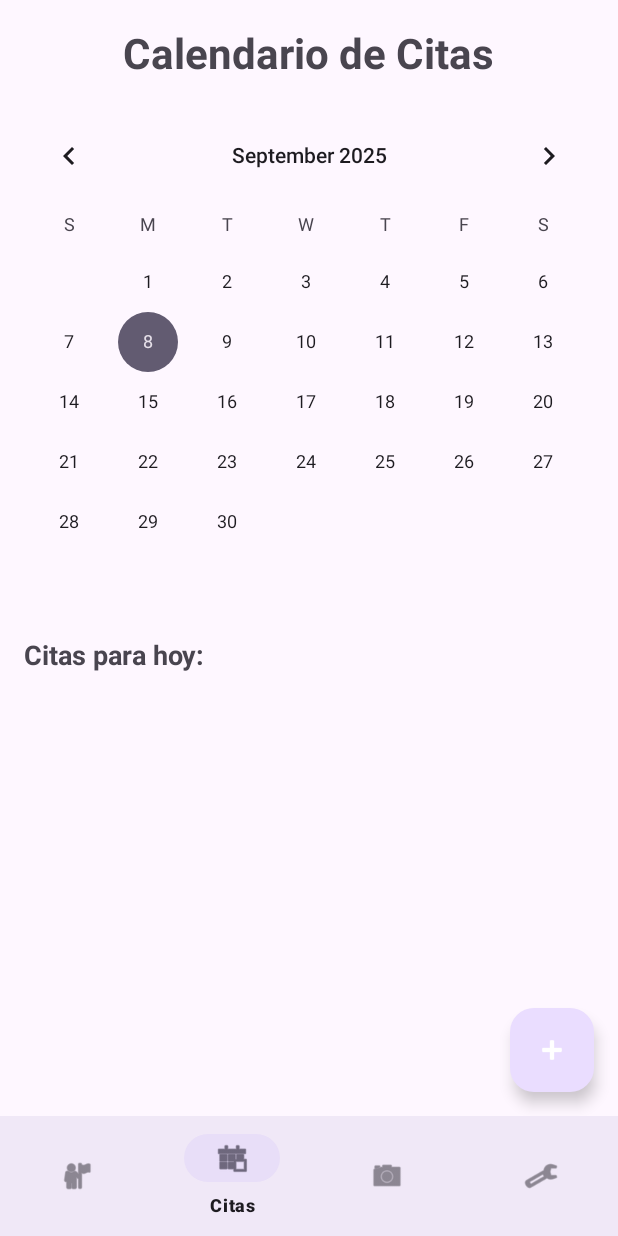
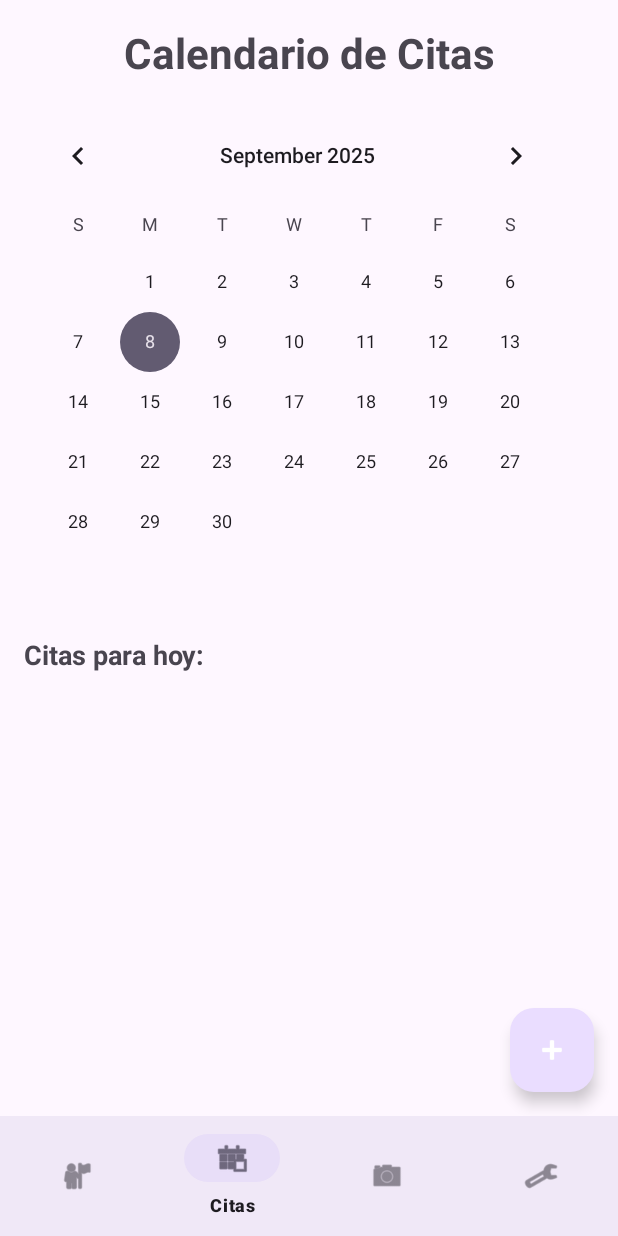
Before and after one commit to ChristopherVince/VitaLink, an Android app: the DoctorCitasFragment screen opened directly, with no data from a screen before it, on a phone screen of 412 x 824 dp. Run offline under Robolectric (Android 15) with nearby library versions, the phone set to English and light mode, and no system bars; our stand-ins replace Firebase (no records; nobody signed in at launch, a user with empty details on screens opened directly).

Commit message:
modificacion de items y layout fragment doctor

```diff
--- a/app/src/main/res/layout/fragment_doctor_citas.xml
+++ b/app/src/main/res/layout/fragment_doctor_citas.xml
@@ -1,53 +1,72 @@
 <?xml version="1.0" encoding="utf-8"?>
-<RelativeLayout xmlns:android="http://schemas.android.com/apk/res/android"
+<androidx.constraintlayout.widget.ConstraintLayout
+    xmlns:android="http://schemas.android.com/apk/res/android"
     xmlns:app="http://schemas.android.com/apk/res-auto"
     xmlns:tools="http://schemas.android.com/tools"
     android:layout_width="match_parent"
     android:layout_height="match_parent"
+    android:fitsSystemWindows="true"
     tools:context=".doctor.DoctorCitasFragment">
 
+    <!-- Título -->
     <TextView
         android:id="@+id/textViewTitle"
-        android:layout_width="wrap_content"
+        android:layout_width="0dp"
         android:layout_height="wrap_content"
         android:text="Calendario de Citas"
         android:textSize="28sp"
         android:textStyle="bold"
-        android:layout_centerHorizontal="true"
-        android:padding="16dp"/>
+        android:gravity="center"
+        android:padding="16dp"
+        app:layout_constraintTop_toTopOf="parent"
+        app:layout_constraintStart_toStartOf="parent"
+        app:layout_constraintEnd_toEndOf="parent" />
 
+    <!-- Calendario -->
     <CalendarView
         android:id="@+id/calendarViewDoctor"
-        android:layout_width="match_parent"
+        android:layout_width="0dp"
         android:layout_height="wrap_content"
-        android:layout_below="@id/textViewTitle"/>
+        android:paddingStart="8dp"
+        android:paddingEnd="8dp"
+        app:layout_constraintTop_toBottomOf="@id/textViewTitle"
+        app:layout_constraintStart_toStartOf="parent"
+        app:layout_constraintEnd_toEndOf="parent" />
 
+    <!-- Subtítulo de citas del día -->
     <TextView
         android:id="@+id/textViewCitasDelDia"
-        android:layout_width="match_parent"
+        android:layout_width="0dp"
         android:layout_height="wrap_content"
-        android:layout_below="@id/calendarViewDoctor"
         android:text="Citas para hoy:"
         android:textSize="18sp"
         android:textStyle="bold"
-        android:padding="16dp"/>
+        android:padding="16dp"
+        app:layout_constraintTop_toBottomOf="@id/calendarViewDoctor"
+        app:layout_constraintStart_toStartOf="parent"
+        app:layout_constraintEnd_toEndOf="parent" />
 
+    <!-- Lista de citas del día -->
     <androidx.recyclerview.widget.RecyclerView
         android:id="@+id/recyclerViewCitasDelDia"
-        android:layout_width="match_parent"
-        android:layout_height="match_parent"
-        android:layout_below="@id/textViewCitasDelDia"
-        android:padding="8dp"/>
+        android:layout_width="0dp"
+        android:layout_height="0dp"
+        android:padding="8dp"
+        app:layout_constraintTop_toBottomOf="@id/textViewCitasDelDia"
+        app:layout_constraintBottom_toBottomOf="parent"
+        app:layout_constraintStart_toStartOf="parent"
+        app:layout_constraintEnd_toEndOf="parent" />
 
+    <!-- Botón de acción flotante -->
     <com.google.android.material.floatingactionbutton.FloatingActionButton
         android:id="@+id/fabAddCita"
         android:layout_width="wrap_content"
         android:layout_height="wrap_content"
-        android:layout_alignParentEnd="true"
-        android:layout_alignParentBottom="true"
-        android:layout_margin="16dp"
         android:src="@android:drawable/ic_input_add"
         app:tint="@android:color/white"
-        android:contentDescription="Añadir Cita" />
+        android:contentDescription="Añadir Cita"
+        app:layout_constraintBottom_toBottomOf="parent"
+        app:layout_constraintEnd_toEndOf="parent"
+        android:layout_margin="16dp" />
 
-</RelativeLayout>
+</androidx.constraintlayout.widget.ConstraintLayout>
```
Also changed, not shown: app/src/main/res/layout/fragment_doctor_pacientes.xml (+24 -13 lines), app/src/main/res/layout/item_medico.xml (+16 -3 lines), app/src/main/res/layout/item_paciente.xml (+17 -3 lines), app/src/main/res/layout/item_tratamiento.xml (+18 -4 lines).
